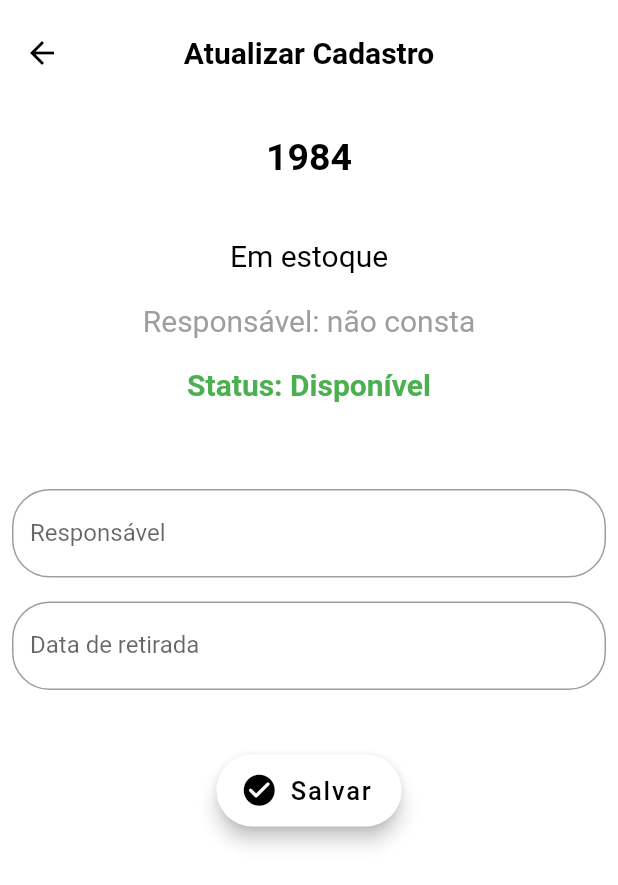
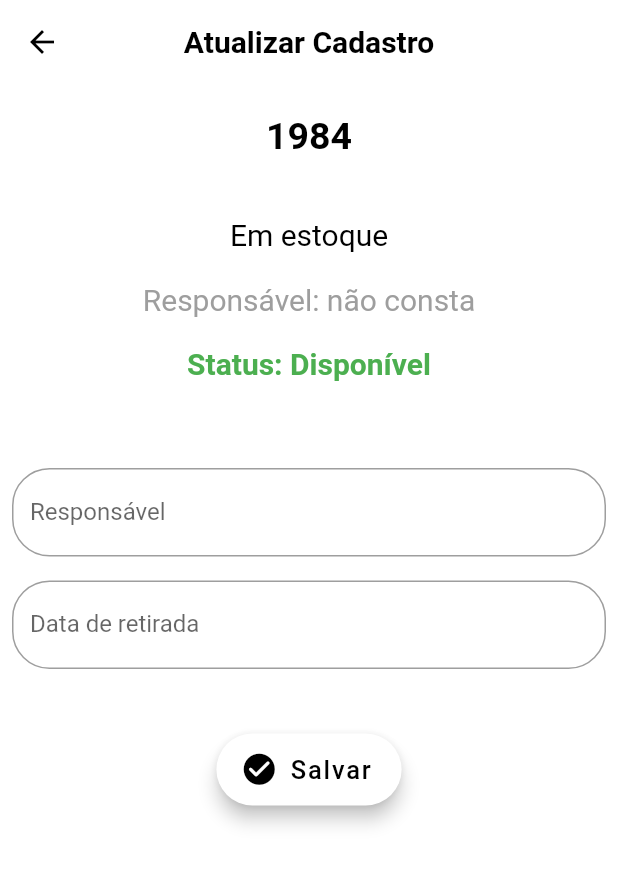
Before and after one commit to GuilhermeDeizeppe/your-mind, a Flutter app: the UpdateScreen screen opened directly with sample values from the repository, after a tap on the "arrow back" icon, after a tap on "Alterar", on a phone screen of 412 x 824 dp. Shown: the top 885 px of the screen. Run offline on Flutter 3.47's test engine with Material 2 defaults, Android fonts, the phone set to English and light mode, and no system bars.

Commit message:
appbar corrigida

```diff
--- a/your_mind/lib/components/Body.dart
+++ b/your_mind/lib/components/Body.dart
@@ -13,7 +13,7 @@ class _BodyState extends State<Body> {
   @override
   Widget build(BuildContext context) {
     return Padding(
-      padding: const EdgeInsets.all(8.0),
+      padding: const EdgeInsets.all(0.0),
       child: GridView.builder(
         itemCount: Book.books.length,
         gridDelegate: SliverGridDelegateWithFixedCrossAxisCount(
--- a/your_mind/lib/components/details_body.dart
+++ b/your_mind/lib/components/details_body.dart
@@ -21,7 +21,6 @@ class _DetailsBodyState extends State<DetailsBody> {
   Widget build(BuildContext context) {
     return Container(
       alignment: Alignment.center,
-      padding: EdgeInsets.all(5.0),
       height: MediaQuery.of(context).size.height,
       width: MediaQuery.of(context).size.width,
       color: Colors.white,
--- a/your_mind/lib/components/search_body.dart
+++ b/your_mind/lib/components/search_body.dart
@@ -28,7 +28,7 @@ class _SearchBodyState extends State<SearchBody> {
               padding: const EdgeInsets.all(8.0),
               child: TextField(
                 textInputAction: TextInputAction.search,
-                onSubmitted: (texto) {
+                onChanged: (texto) {
                   pesquisa = texto;
                 },
                 textAlign: TextAlign.start,
--- a/your_mind/lib/create_screen.dart
+++ b/your_mind/lib/create_screen.dart
@@ -16,7 +16,6 @@ class CreateBook extends StatelessWidget {
           style: TextStyle(color: Colors.black, fontWeight: FontWeight.bold),
         ),
         elevation: 0,
-        toolbarHeight: 70,
       ),
       body: CreateBody(),
       bottomNavigationBar: NavBar(),
--- a/your_mind/lib/details_screen.dart
+++ b/your_mind/lib/details_screen.dart
@@ -23,7 +23,6 @@ class DetailsScreen extends StatelessWidget {
         backgroundColor: Colors.white,
         shadowColor: Colors.indigo,
         elevation: 0,
-        toolbarHeight: 70.0,
         centerTitle: true,
         leading: Builder(
           builder: (BuildContext context) {
--- a/your_mind/lib/home_screen.dart
+++ b/your_mind/lib/home_screen.dart
@@ -24,7 +24,6 @@ class _HomeScreenState extends State<HomeScreen> {
         backgroundColor: Colors.white,
         shadowColor: Colors.indigo,
         elevation: 1.0,
-        toolbarHeight: 70.0,
         centerTitle: true,
       ),
       body: Body(),
--- a/your_mind/lib/update_screen.dart
+++ b/your_mind/lib/update_screen.dart
@@ -42,7 +42,6 @@ class _UpdateScreenState extends State<UpdateScreen> {
       backgroundColor: Colors.white,
       shadowColor: Colors.indigo,
       elevation: 0,
-      toolbarHeight: 70.0,
       centerTitle: true,
       leading: Builder(
         builder: (BuildContext context) {
```
Also changed, not shown: your_mind/lib/models/books.dart (+0 -60 lines).
